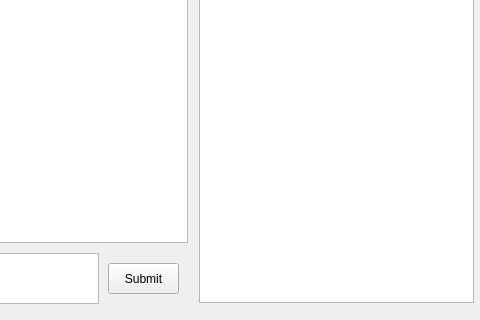
Above: GUI/MainWindow.ui from MIKBRUNO/SimpleChat before the change; both pictures show x 142 to 622 and y 226 to 546 of the 622 by 546 pixel window. Below: the same form after it.
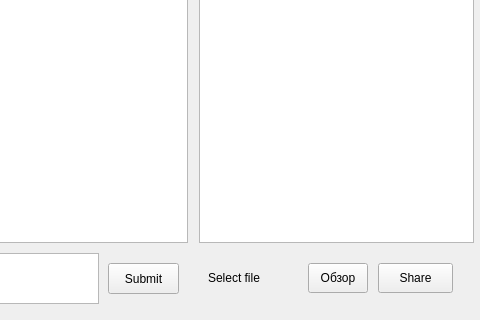
That is the form after the change.

```diff
--- a/GUI/MainWindow.ui
+++ b/GUI/MainWindow.ui
@@ -68,10 +68,49 @@
       <x>341</x>
       <y>10</y>
       <width>275</width>
-      <height>500</height>
+      <height>440</height>
      </rect>
     </property>
    </widget>
+   <widget class="QLabel" name="label">
+    <property name="geometry">
+     <rect>
+      <x>350</x>
+      <y>460</y>
+      <width>90</width>
+      <height>50</height>
+     </rect>
+    </property>
+    <property name="text">
+     <string>Select file</string>
+    </property>
+   </widget>
+   <widget class="QPushButton" name="pushButton_2">
+    <property name="geometry">
+     <rect>
+      <x>450</x>
+      <y>470</y>
+      <width>60</width>
+      <height>30</height>
+     </rect>
+    </property>
+    <property name="text">
+     <string>Обзор</string>
+    </property>
+   </widget>
+   <widget class="QPushButton" name="pushButton_3">
+    <property name="geometry">
+     <rect>
+      <x>520</x>
+      <y>470</y>
+      <width>75</width>
+      <height>30</height>
+     </rect>
+    </property>
+    <property name="text">
+     <string>Share</string>
+    </property>
+   </widget>
   </widget>
   <widget class="QMenuBar" name="menuBar">
    <property name="geometry">
```
Left out of the diff: 2 changed lines with no effect on the pictures.
